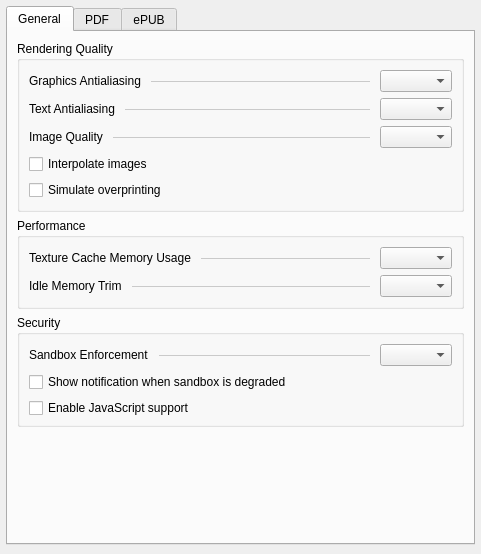
Before: the Qt Designer form src/generator/config/settingswidget.ui in l4rzy/okular-mupdf-ng, drawn with Qt 5.
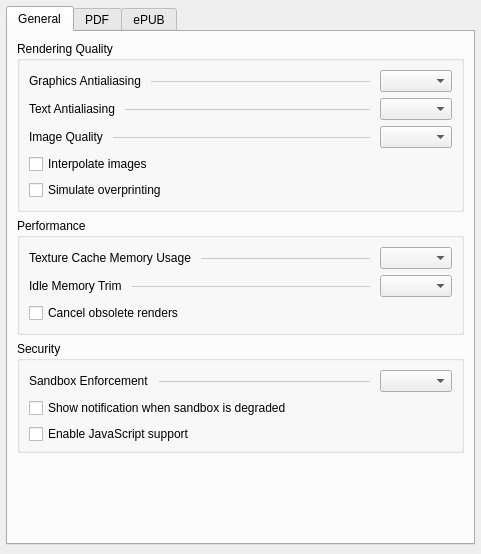
After: the same form once the commit is applied. Custom widgets are drawn as their Qt base class.

```diff
--- a/src/generator/config/settingswidget.ui
+++ b/src/generator/config/settingswidget.ui
@@ -249,6 +249,13 @@
             </item>
            </layout>
           </item>
+          <item>
+           <widget class="QCheckBox" name="kcfg_CancelObsoleteRenders">
+            <property name="text">
+             <string>Cancel obsolete renders</string>
+            </property>
+           </widget>
+          </item>
          </layout>
         </widget>
        </item>
```
